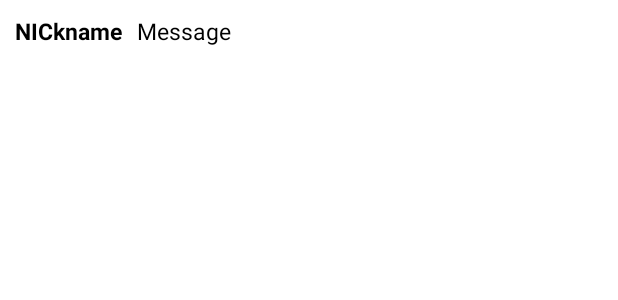
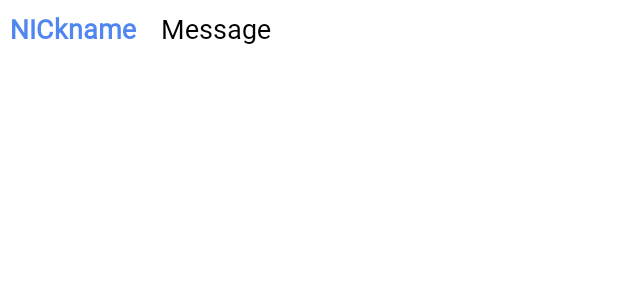
Before and after one commit to olseul/DPay, an Android app: the layout item_chat.xml on its own in the app's theme, with its tools: preview values and no code run, on a phone screen of 412 x 824 dp. Shown: the top 300 px of the screen. Run offline under Robolectric (Android 15) with nearby library versions, the light colour scheme and no system bars.

Commit message:
Design: 채팅room 디자인

```diff
--- /dev/null
+++ b/app/src/main/res/font/font.xml
@@ -0,0 +1,6 @@
+<?xml version="1.0" encoding="utf-8"?>
+<font-family xmlns:android="http://schemas.android.com/apk/res/android">
+    <font android:fontStyle="normal"
+        android:fontWeight="400"
+        android:font="@font/computerfont"/>
+</font-family>
--- a/app/src/main/res/layout/activity_chatroom.xml
+++ b/app/src/main/res/layout/activity_chatroom.xml
@@ -2,7 +2,8 @@
 <androidx.constraintlayout.widget.ConstraintLayout xmlns:android="http://schemas.android.com/apk/res/android"
     xmlns:app="http://schemas.android.com/apk/res-auto"
     android:layout_width="match_parent"
-    android:layout_height="match_parent">
+    android:layout_height="match_parent"
+    xmlns:tools="http://schemas.android.com/tools">
 
     <androidx.recyclerview.widget.RecyclerView
         android:id="@+id/chatRecyclerView"
--- a/app/src/main/res/layout/item_chat.xml
+++ b/app/src/main/res/layout/item_chat.xml
@@ -5,19 +5,21 @@
     android:layout_width="match_parent"
     android:layout_height="wrap_content"
     android:orientation="horizontal"
-    android:padding="10dp">
+    android:padding="3dp">
 
     <TextView
         android:id="@+id/senderTextView"
         android:layout_width="wrap_content"
         android:layout_height="wrap_content"
-        android:textColor="@color/black"
-        android:textSize="15sp"
+        android:textColor="#5086EF"
+        android:textSize="18sp"
         android:textStyle="bold"
+        android:padding="3dp"
         app:layout_constraintBottom_toBottomOf="parent"
         app:layout_constraintStart_toStartOf="parent"
         app:layout_constraintTop_toTopOf="parent"
-        tools:text="NICkname" />
+        tools:text="NICkname"
+        android:fontFamily="@font/computerfont"/>
 
     <TextView
         android:id="@+id/messageTextView"
@@ -25,7 +27,9 @@
         android:layout_height="wrap_content"
         android:layout_marginStart="10dp"
         android:textColor="@color/black"
-        android:textSize="15sp"
+        android:textSize="18sp"
+        android:padding="3dp"
+        android:fontFamily="@font/computerfont"
         app:layout_constraintBottom_toBottomOf="parent"
         app:layout_constraintEnd_toEndOf="parent"
         app:layout_constraintStart_toEndOf="@id/senderTextView"
```
Also changed, not shown: 1 other file.
